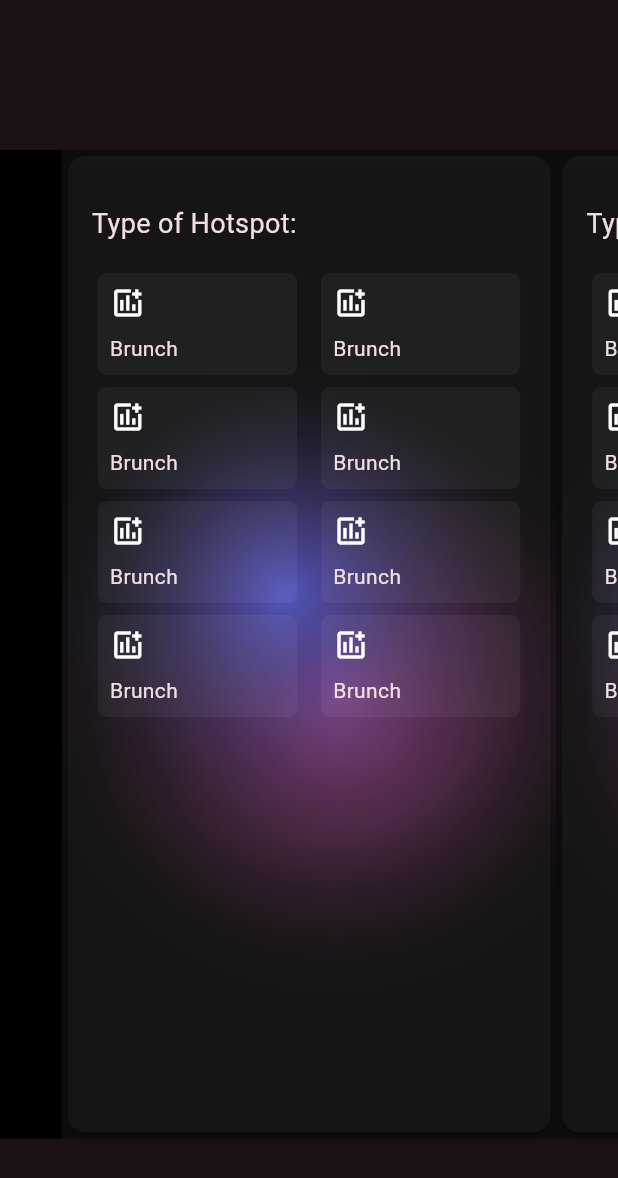
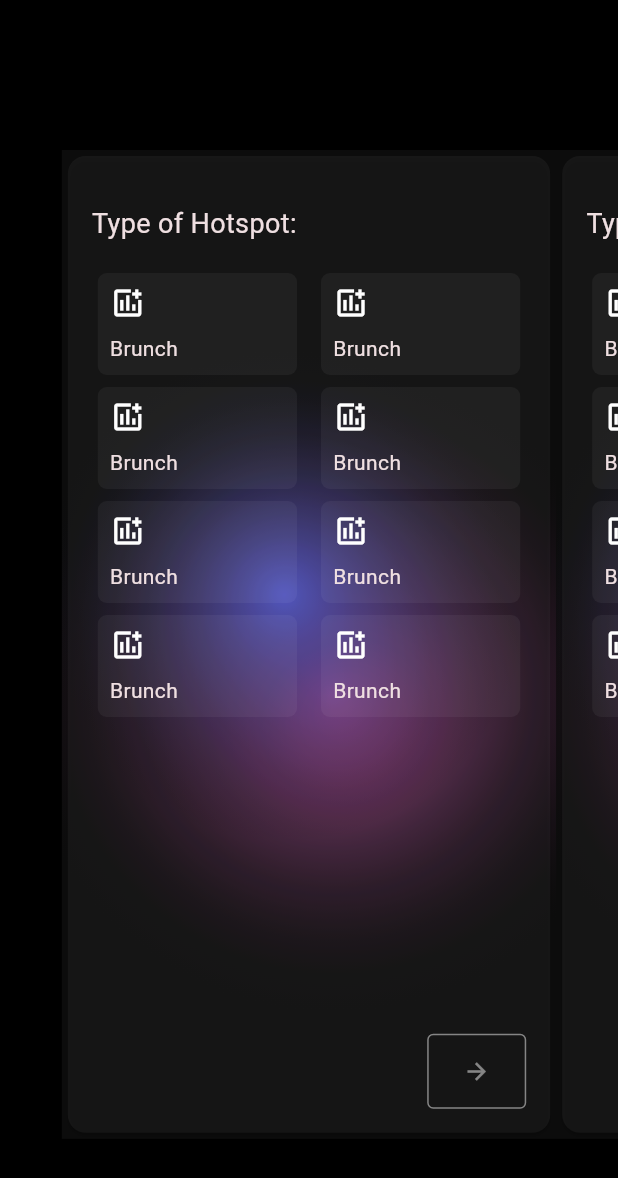
Before and after one commit to anuragchvn-blip/8club, a Flutter app: the screen it shows after launch, on a phone screen of 412 x 824 dp. Shown: the top 1178 px of the screen. Run offline on Flutter 3.47's test engine with Material 3 defaults, Android fonts, the phone set to English and light mode, and no system bars.

Commit message:
card1 done

```diff
--- a/lib/card1.dart
+++ b/lib/card1.dart
@@ -2,7 +2,7 @@ import 'package:flutter/cupertino.dart';
 import 'package:flutter/material.dart';
 import 'package:flutter/widgets.dart';
 
-Widget Card1() {
+Widget card1(dynamic onPressed) {
   return Card(
     elevation: 1,
     color: Color(0x0cFFFFFF),
@@ -13,9 +13,16 @@ Widget Card1() {
       child: Column(
         crossAxisAlignment: CrossAxisAlignment.start,
         children: [
-          SizedBox(height: 16.0,),
-          Text('Type of Hotspot:',style: TextStyle(fontSize: 18),),
-          SizedBox(height: 16.0,),
+          SizedBox(
+            height: 16.0,
+          ),
+          Text(
+            'Type of Hotspot:',
+            style: TextStyle(fontSize: 18),
+          ),
+          SizedBox(
+            height: 16.0,
+          ),
           Row(
             children: [
               Expanded(
@@ -27,7 +34,9 @@ Widget Card1() {
                       borderRadius: BorderRadius.circular(6)),
                   child: Container(
                       padding: EdgeInsets.all(8.0),
-                      child: Column(crossAxisAlignment: CrossAxisAlignment.start,children: [
+                      child: Column(
+                          crossAxisAlignment: CrossAxisAlignment.start,
+                          children: [
                             Icon(
                               Icons.add_chart_outlined,
                               color: Colors.white,
@@ -35,7 +44,9 @@ Widget Card1() {
                               semanticLabel:
                                   'Text to announce in accessibility modes',
                             ),
-                        SizedBox(height: 8,),
+                            SizedBox(
+                              height: 8,
+                            ),
                             Text("Brunch")
                           ])),
                 ),
@@ -49,7 +60,10 @@ Widget Card1() {
                   shape: RoundedRectangleBorder(
                       borderRadius: BorderRadius.circular(6)),
                   child: Container(
-                      padding: EdgeInsets.all(8.0), child: Column(crossAxisAlignment: CrossAxisAlignment.start,children: [
+                      padding: EdgeInsets.all(8.0),
+                      child: Column(
+                          crossAxisAlignment: CrossAxisAlignment.start,
+                          children: [
                             Icon(
                               Icons.add_chart_outlined,
                               color: Colors.white,
@@ -57,7 +71,9 @@ Widget Card1() {
                               semanticLabel:
                                   'Text to announce in accessibility modes',
                             ),
-                    SizedBox(height: 8,),
+                            SizedBox(
+                              height: 8,
+                            ),
                             Text("Brunch")
                           ])),
                 ),
@@ -74,7 +90,10 @@ Widget Card1() {
                   shape: RoundedRectangleBorder(
                       borderRadius: BorderRadius.circular(6)),
                   child: Container(
-                      padding: EdgeInsets.all(8.0), child: Column(crossAxisAlignment: CrossAxisAlignment.start,children: [
+                      padding: EdgeInsets.all(8.0),
+                      child: Column(
+                          crossAxisAlignment: CrossAxisAlignment.start,
+                          children: [
                             Icon(
                               Icons.add_chart_outlined,
                               color: Colors.white,
@@ -82,7 +101,9 @@ Widget Card1() {
                               semanticLabel:
                                   'Text to announce in accessibility modes',
                             ),
-                    SizedBox(height: 8,),
+                            SizedBox(
+                              height: 8,
+                            ),
                             Text("Brunch")
                           ])),
                 ),
@@ -96,7 +117,10 @@ Widget Card1() {
                   shape: RoundedRectangleBorder(
                       borderRadius: BorderRadius.circular(6)),
                   child: Container(
-                      padding: EdgeInsets.all(8.0), child: Column(crossAxisAlignment: CrossAxisAlignment.start,children: [
+                      padding: EdgeInsets.all(8.0),
+                      child: Column(
+                          crossAxisAlignment: CrossAxisAlignment.start,
+                          children: [
                             Icon(
                               Icons.add_chart_outlined,
                               color: Colors.white,
@@ -104,7 +128,9 @@ Widget Card1() {
                               semanticLabel:
                                   'Text to announce in accessibility modes',
                             ),
-                    SizedBox(height: 8,),
+                            SizedBox(
+                              height: 8,
+                            ),
                             Text("Brunch")
                           ])),
                 ),
@@ -121,7 +147,10 @@ Widget Card1() {
                   shape: RoundedRectangleBorder(
                       borderRadius: BorderRadius.circular(6)),
                   child: Container(
-                      padding: EdgeInsets.all(8.0), child: Column(crossAxisAlignment: CrossAxisAlignment.start,children: [
+                      padding: EdgeInsets.all(8.0),
+                      child: Column(
+                          crossAxisAlignment: CrossAxisAlignment.start,
+                          children: [
                             Icon(
                               Icons.add_chart_outlined,
                               color: Colors.white,
@@ -129,7 +158,9 @@ Widget Card1() {
                               semanticLabel:
                                   'Text to announce in accessibility modes',
                             ),
-                    SizedBox(height: 8,),
+                            SizedBox(
+                              height: 8,
+                            ),
                             Text("Brunch")
                           ])),
                 ),
@@ -143,7 +174,10 @@ Widget Card1() {
                   shape: RoundedRectangleBorder(
                       borderRadius: BorderRadius.circular(6)),
                   child: Container(
-                      padding: EdgeInsets.all(8.0), child: Column(crossAxisAlignment: CrossAxisAlignment.start,children: [
+                      padding: EdgeInsets.all(8.0),
+                      child: Column(
+                          crossAxisAlignment: CrossAxisAlignment.start,
+                          children: [
                             Icon(
                               Icons.add_chart_outlined,
                               color: Colors.white,
@@ -151,7 +185,9 @@ Widget Card1() {
                               semanticLabel:
                                   'Text to announce in accessibility modes',
                             ),
-                    SizedBox(height: 8,),
+                            SizedBox(
+                              height: 8,
+                            ),
                             Text("Brunch")
                           ])),
                 ),
@@ -168,7 +204,10 @@ Widget Card1() {
                   shape: RoundedRectangleBorder(
                       borderRadius: BorderRadius.circular(6)),
                   child: Container(
-                      padding: EdgeInsets.all(8.0), child: Column(crossAxisAlignment: CrossAxisAlignment.start,children: [
+                      padding: EdgeInsets.all(8.0),
+                      child: Column(
+                          crossAxisAlignment: CrossAxisAlignment.start,
+                          children: [
                             Icon(
                               Icons.add_chart_outlined,
                               color: Colors.white,
@@ -176,7 +215,9 @@ Widget Card1() {
                               semanticLabel:
                                   'Text to announce in accessibility modes',
                             ),
-                    SizedBox(height: 8,),
+                            SizedBox(
+                              height: 8,
+                            ),
                             Text("Brunch")
                           ])),
                 ),
@@ -190,7 +231,10 @@ Widget Card1() {
                   shape: RoundedRectangleBorder(
                       borderRadius: BorderRadius.circular(6)),
                   child: Container(
-                      padding: EdgeInsets.all(8.0), child: Column(crossAxisAlignment: CrossAxisAlignment.start,children: [
+                      padding: EdgeInsets.all(8.0),
+                      child: Column(
+                          crossAxisAlignment: CrossAxisAlignment.start,
+                          children: [
                             Icon(
                               Icons.add_chart_outlined,
                               color: Colors.white,
@@ -198,25 +242,43 @@ Widget Card1() {
                               semanticLabel:
                                   'Text to announce in accessibility modes',
                             ),
-                    SizedBox(height: 8,),
+                            SizedBox(
+                              height: 8,
+                            ),
                             Text("Brunch")
                           ])),
                 ),
               ),
             ],
           ),
+          Spacer(),
+          Align(
+            alignment: Alignment.bottomRight,
+            child: OutlinedButton(
+              onPressed: () {onPressed();},
+              child: Padding(
+                padding: const EdgeInsets.only(top: 16,bottom: 16),
+                child: Icon(Icons.arrow_forward),
+              ),
+              style: ButtonStyle(
+                shape: MaterialStateProperty.all(RoundedRectangleBorder(
+                    borderRadius: BorderRadius.circular(4))),
+                side: MaterialStateProperty.all(BorderSide(color: Color(0x7aFFFFFF))),
+                foregroundColor: MaterialStateProperty.resolveWith((states)
+                {
+                  if(states.contains(MaterialState.pressed)){
+                    return Colors.black;
+                  } else {
+                    return Color(0x7aFFFFFF);
+                  }
+                }),
+                overlayColor: MaterialStateProperty.all(Colors.white),
+                surfaceTintColor: MaterialStateProperty.all(Colors.white)
+              ),
+            ),
+          )
         ],
       ),
     ),
   );
 }
-/*
-class Card1 extends StatelessWidget {
-  const Card1({super.key});
-
-  // This widget is the root of your application.
-  @override
-  Widget build(BuildContext context) {
-
-  }
-}*/
--- /dev/null
+++ b/lib/card2.dart
@@ -0,0 +1 @@
+import 'package:flutter/material.dart';
--- a/lib/main.dart
+++ b/lib/main.dart
@@ -75,16 +75,36 @@ class MyApp extends StatelessWidget {
 class MyHomePage extends StatelessWidget {
   final PageController _controller = PageController(viewportFraction: 0.8);
 
-   final List<Widget> children = [
-    Card1(),
-    Card1(),
-    Card1(),
-  ];
+   late List<Widget> children;
+
+   MyHomePage(){
+     children = [
+      card1((){
+        _controller.hasClients
+            ? _controller.nextPage(
+                duration: Duration(milliseconds: 200), curve: Curves.linear)
+            : {};
+      }),
+       card1((){
+         _controller.hasClients
+             ? _controller.nextPage(
+             duration: Duration(milliseconds: 200), curve: Curves.linear)
+             : {};
+       }),
+       card1((){
+         _controller.hasClients
+             ? _controller.nextPage(
+             duration: Duration(milliseconds: 200), curve: Curves.linear)
+             : {};
+       }),     ];
+   }
 
   @override
   Widget build(BuildContext context) {
     return Scaffold(
-      body: Column(
+      body: Container(
+        color: Colors.black,
+        child: Column(
           children: [
             SizedBox(height: 100,),
             Container(
@@ -139,6 +159,7 @@ class MyHomePage extends StatelessWidget {
             ),
           ],
         ),
+      ),
     );
   }
 }
--- a/pubspec.yaml
+++ b/pubspec.yaml
@@ -35,6 +35,7 @@ dependencies:
   # The following adds the Cupertino Icons font to your application.
   # Use with the CupertinoIcons class for iOS style icons.
   cupertino_icons: ^1.0.6
+  google_maps_flutter: ^2.6.1
 
 dev_dependencies:
   flutter_test:
```
Also changed, not shown: pubspec.lock, 2 other files. Lines whose indentation alone changed are shown as unchanged.
